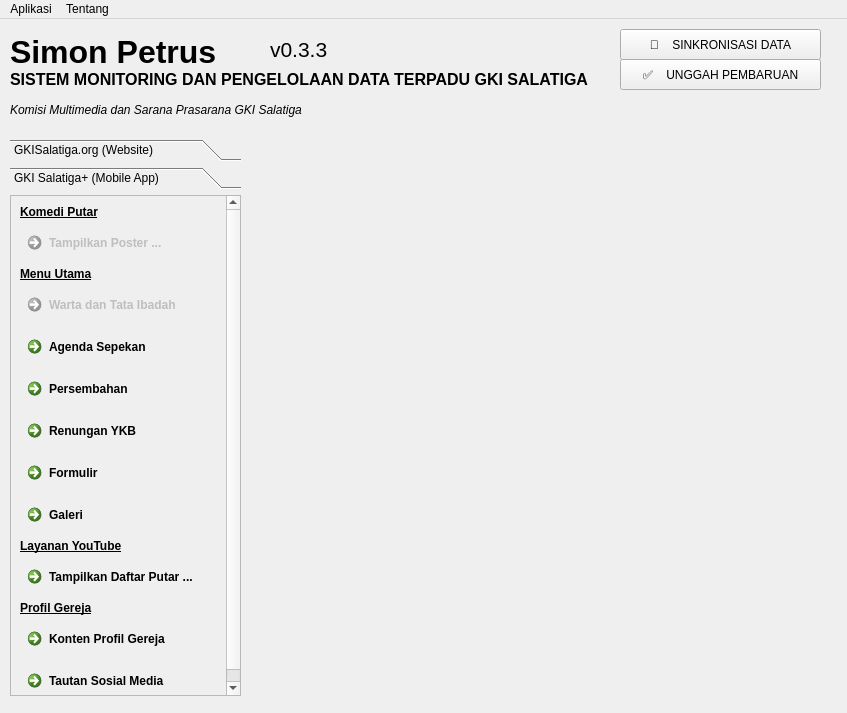
gkisalatiga/simon-petrus, file qtdesigner-ui/screen_main.ui: the form before one commit.
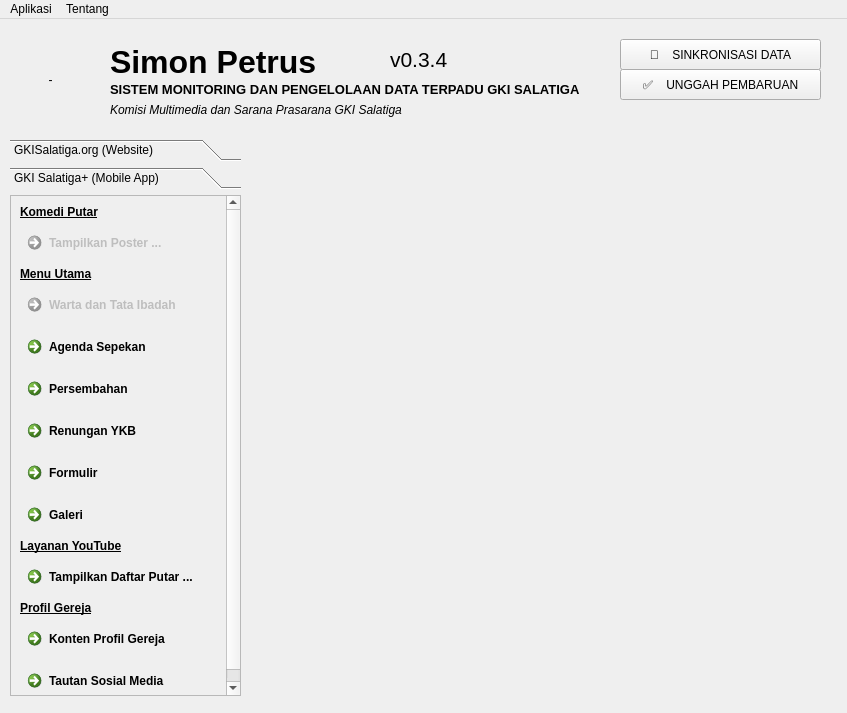
The form after the commit. The open tabs and pages were chosen to show the change.

The edit to the form file:
```diff
--- a/qtdesigner-ui/screen_main.ui
+++ b/qtdesigner-ui/screen_main.ui
@@ -341,9 +341,9 @@
    <widget class="QLabel" name="app_title">
     <property name="geometry">
      <rect>
-      <x>10</x>
-      <y>10</y>
-      <width>591</width>
+      <x>110</x>
+      <y>20</y>
+      <width>481</width>
       <height>41</height>
      </rect>
     </property>
@@ -364,14 +364,15 @@
    <widget class="QLabel" name="app_subtitle">
     <property name="geometry">
      <rect>
-      <x>10</x>
+      <x>110</x>
       <y>80</y>
-      <width>591</width>
+      <width>481</width>
       <height>21</height>
      </rect>
     </property>
     <property name="font">
      <font>
+      <pointsize>9</pointsize>
       <italic>true</italic>
      </font>
     </property>
@@ -382,9 +383,9 @@
    <widget class="QLabel" name="label">
     <property name="geometry">
      <rect>
-      <x>270</x>
-      <y>10</y>
-      <width>241</width>
+      <x>390</x>
+      <y>20</y>
+      <width>201</width>
       <height>41</height>
      </rect>
     </property>
@@ -394,7 +395,7 @@
      </font>
     </property>
     <property name="text">
-     <string>v0.3.3</string>
+     <string>v0.3.4</string>
     </property>
     <property name="alignment">
      <set>Qt::AlignLeading|Qt::AlignLeft|Qt::AlignVCenter</set>
@@ -404,7 +405,7 @@
     <property name="geometry">
      <rect>
       <x>620</x>
-      <y>10</y>
+      <y>20</y>
       <width>201</width>
       <height>31</height>
      </rect>
@@ -431,7 +432,7 @@
     <property name="geometry">
      <rect>
       <x>620</x>
-      <y>40</y>
+      <y>50</y>
       <width>201</width>
       <height>31</height>
      </rect>
@@ -443,15 +444,15 @@
    <widget class="QLabel" name="app_subtitle_2">
     <property name="geometry">
      <rect>
-      <x>10</x>
-      <y>50</y>
-      <width>591</width>
+      <x>110</x>
+      <y>60</y>
+      <width>481</width>
       <height>21</height>
      </rect>
     </property>
     <property name="font">
      <font>
-      <pointsize>12</pointsize>
+      <pointsize>10</pointsize>
       <weight>75</weight>
       <bold>true</bold>
      </font>
@@ -460,6 +461,22 @@
      <string>SISTEM MONITORING DAN PENGELOLAAN DATA TERPADU GKI SALATIGA</string>
     </property>
    </widget>
+   <widget class="QLabel" name="label_logo">
+    <property name="geometry">
+     <rect>
+      <x>10</x>
+      <y>10</y>
+      <width>81</width>
+      <height>101</height>
+     </rect>
+    </property>
+    <property name="text">
+     <string>-</string>
+    </property>
+    <property name="alignment">
+     <set>Qt::AlignCenter</set>
+    </property>
+   </widget>
   </widget>
   <widget class="QMenuBar" name="menubar">
    <property name="geometry">
```
Left out of the diff: 6 changed lines with no effect on the pictures.
